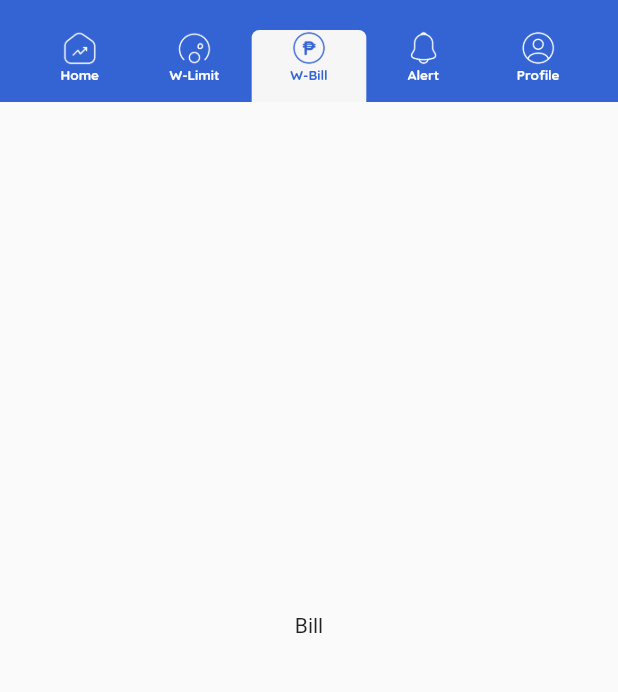
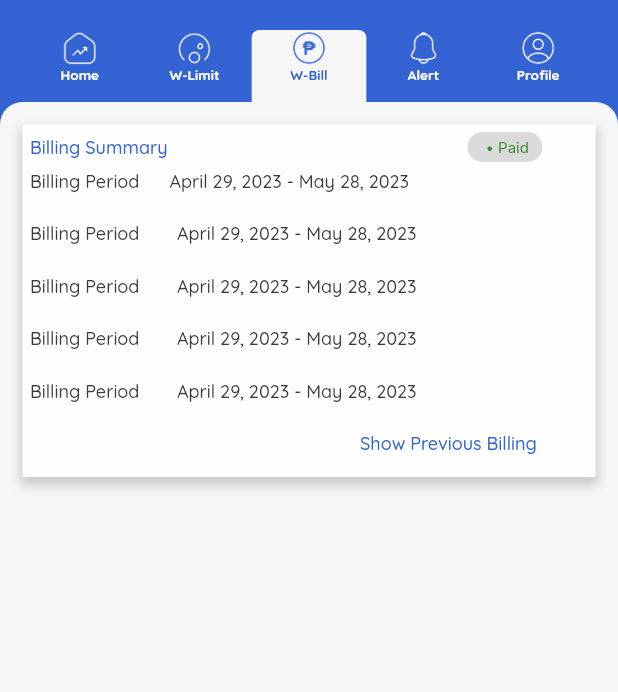
Before and after one commit to Timmy-123-pintor/WaTEErWise, a Flutter app: the screen it shows after launch, tab 3 chosen, on a phone screen of 412 x 824 dp, the part 88-780 px from its top. Run offline on Flutter 3.47's test engine with Material 2 defaults, Android fonts, the phone set to English and light mode, and no system bars; our stand-ins replace google_fonts.

Commit message:
water bill screen updated

```diff
--- /dev/null
+++ b/wateerwise/lib/components/WaterBill/billSumary.dart
@@ -0,0 +1,189 @@
+import 'package:flutter/material.dart';
+import 'package:google_fonts/google_fonts.dart';
+
+import '../../constant.dart';
+
+class BillSum extends StatelessWidget {
+  const BillSum({super.key});
+
+  @override
+  Widget build(BuildContext context) {
+    return Container(
+      height: 235,
+      width: double.infinity,
+      decoration: BoxDecoration(
+        color: tWhite,
+        boxShadow: [
+          BoxShadow(
+            color: Colors.grey.withOpacity(0.5), // Shadow color
+            spreadRadius: 2,
+            blurRadius: 5,
+            offset: const Offset(0, 4),
+          ),
+        ],
+      ),
+      child: Padding(
+        padding: const EdgeInsets.all(5),
+        child: Column(
+          children: [
+            Row(
+              children: [
+                Text(
+                  "Billing Summary",
+                  style: GoogleFonts.quicksand(
+                    textStyle: conText2,
+                  ),
+                ),
+                const SizedBox(
+                  width: 200,
+                ),
+                Container(
+                  width: 50,
+                  height: 20,
+                  decoration: const BoxDecoration(
+                    color: tGray,
+                    borderRadius: BorderRadius.all(
+                      Radius.circular(15),
+                    ),
+                  ),
+                  child: Center(
+                    child: Text(
+                      " • Paid",
+                      style: GoogleFonts.inter(
+                        textStyle: paid,
+                      ),
+                    ),
+                  ),
+                ),
+              ],
+            ),
+            const SizedBox(
+              height: 5,
+            ),
+            Row(
+              children: [
+                Text(
+                  "Billing Period",
+                  style: GoogleFonts.quicksand(
+                    textStyle: conTextBlack,
+                  ),
+                ),
+                const SizedBox(
+                  width: 20,
+                ),
+                Text(
+                  "April 29, 2023 - May 28, 2023",
+                  style: GoogleFonts.quicksand(
+                    textStyle: conTextBlack,
+                  ),
+                ),
+              ],
+            ),
+            const SizedBox(
+              height: 20,
+            ),
+            Row(
+              children: [
+                Text(
+                  "Billing Period",
+                  style: GoogleFonts.quicksand(
+                    textStyle: conTextBlack,
+                  ),
+                ),
+                const SizedBox(
+                  width: 25,
+                ),
+                Text(
+                  "April 29, 2023 - May 28, 2023",
+                  style: GoogleFonts.quicksand(
+                    textStyle: conTextBlack,
+                  ),
+                ),
+              ],
+            ),
+            const SizedBox(
+              height: 20,
+            ),
+            Row(
+              children: [
+                Text(
+                  "Billing Period",
+                  style: GoogleFonts.quicksand(
+                    textStyle: conTextBlack,
+                  ),
+                ),
+                const SizedBox(
+                  width: 25,
+                ),
+                Text(
+                  "April 29, 2023 - May 28, 2023",
+                  style: GoogleFonts.quicksand(
+                    textStyle: conTextBlack,
+                  ),
+                ),
+              ],
+            ),
+            const SizedBox(
+              height: 20,
+            ),
+            Row(
+              children: [
+                Text(
+                  "Billing Period",
+                  style: GoogleFonts.quicksand(
+                    textStyle: conTextBlack,
+                  ),
+                ),
+                const SizedBox(
+                  width: 25,
+                ),
+                Text(
+                  "April 29, 2023 - May 28, 2023",
+                  style: GoogleFonts.quicksand(
+                    textStyle: conTextBlack,
+                  ),
+                ),
+              ],
+            ),
+            const SizedBox(
+              height: 20,
+            ),
+            Row(
+              children: [
+                Text(
+                  "Billing Period",
+                  style: GoogleFonts.quicksand(
+                    textStyle: conTextBlack,
+                  ),
+                ),
+                const SizedBox(
+                  width: 25,
+                ),
+                Text(
+                  "April 29, 2023 - May 28, 2023",
+                  style: GoogleFonts.quicksand(
+                    textStyle: conTextBlack,
+                  ),
+                ),
+              ],
+            ),
+            const SizedBox(
+              height: 20,
+            ),
+            Row(
+              children: [
+                const SizedBox(
+                  width: 220,
+                ),
+                Text(
+                  "Show Previous Billing",
+                  style: GoogleFonts.quicksand(textStyle: conText2),
+                )
+              ],
+            ),
+          ],
+        ),
+      ),
+    );
+  }
+}
--- a/wateerwise/lib/components/conScreen.dart/waterCon.dart
+++ b/wateerwise/lib/components/conScreen.dart/waterCon.dart
@@ -16,7 +16,7 @@ class WaterConsumption extends StatelessWidget {
       decoration: BoxDecoration(
         color: tWhite,
         image: const DecorationImage(
-          image: AssetImage('asset/GIF/waterdrop.gif'),
+          image: AssetImage('assets/GIF/waterdrop.gif'),
           fit: BoxFit.cover,
         ),
         borderRadius: const BorderRadius.only(
--- a/wateerwise/lib/constant.dart
+++ b/wateerwise/lib/constant.dart
@@ -5,6 +5,8 @@ const tBlueG = Color(0XFF5186FF);
 const tWhite = Color(0xFFFEFEFF);
 const tBlack = Color(0xFF3A3A3A);
 const tWG = Color.fromARGB(255, 246, 246, 246);
+const tGray = Color.fromARGB(255, 219, 219, 219);
+const tGreen = Color(0XFF3F8B35);
 
 // Text
 const waterStyle = TextStyle(
@@ -41,3 +43,15 @@ const gradCon = TextStyle(
   fontWeight: FontWeight.bold,
   color: tWhite,
 );
+
+const paid = TextStyle(
+  fontSize: 10,
+  fontWeight: FontWeight.normal,
+  color: tGreen,
+);
+
+const conTextBlack = TextStyle(
+  fontSize: 12,
+  fontWeight: FontWeight.w500,
+  color: tBlack,
+);
--- a/wateerwise/lib/screens/wBill.dart
+++ b/wateerwise/lib/screens/wBill.dart
@@ -1,10 +1,45 @@
 import 'package:flutter/material.dart';
+import '../components/WaterBill/billSumary.dart';
+import '../constant.dart';
 
-class WBill extends StatelessWidget {
+class WBill extends StatefulWidget {
   const WBill({super.key});
 
   @override
+  State<WBill> createState() => _WBillState();
+}
+
+class _WBillState extends State<WBill> {
+  @override
   Widget build(BuildContext context) {
-    return const Center(child: Text("Bill"));
+    return Scaffold(
+      backgroundColor: tBlue,
+      body: Column(
+        children: [
+          Expanded(
+            child: Container(
+              width: double.infinity,
+              decoration: const BoxDecoration(
+                color: tWG,
+                borderRadius: BorderRadius.only(
+                  topLeft: Radius.circular(15),
+                  topRight: Radius.circular(15),
+                ),
+              ),
+              child: Padding(
+                padding: const EdgeInsets.all(15),
+                child: ListView(
+                  children: const [
+                    BillSum(),
+
+                    // ConsumptionTrend(),
+                  ],
+                ),
+              ),
+            ),
+          ),
+        ],
+      ),
+    );
   }
 }
--- a/wateerwise/pubspec.yaml
+++ b/wateerwise/pubspec.yaml
@@ -62,6 +62,7 @@ flutter:
   # To add assets to your application, add an assets section, like this:
   assets:
     - assets/images/
+    - assets/GIF/
 
   # An image asset can refer to one or more resolution-specific "variants", see
   # https://flutter.dev/assets-and-images/#resolution-aware
```
Also changed, not shown: wateerwise/assets/GIF/waterdrop.gif (added).
